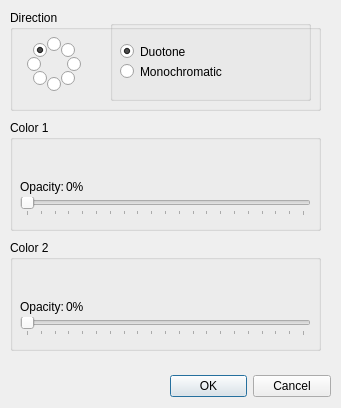
The window that src/gradientdialog.ui (PhotoFlare/photoflare) describes before a commit, drawn with Qt 5.
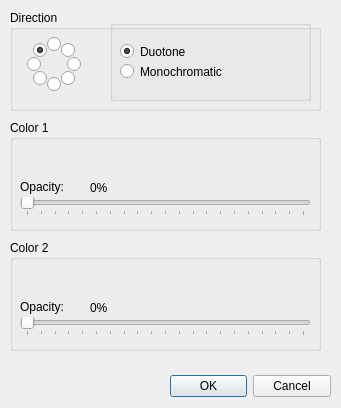
The same window after the commit. Custom widgets are drawn as their Qt base class.

Diff of the .ui file:
```diff
--- a/src/gradientdialog.ui
+++ b/src/gradientdialog.ui
@@ -232,7 +232,7 @@
       <rect>
        <x>10</x>
        <y>43</y>
-       <width>131</width>
+       <width>141</width>
        <height>17</height>
       </rect>
      </property>
@@ -269,7 +269,7 @@
      <rect>
       <x>10</x>
       <y>59</y>
-      <width>51</width>
+      <width>61</width>
       <height>16</height>
      </rect>
     </property>
@@ -280,8 +280,8 @@
    <widget class="QLabel" name="opacityValue">
     <property name="geometry">
      <rect>
-      <x>56</x>
-      <y>59</y>
+      <x>80</x>
+      <y>60</y>
       <width>51</width>
       <height>16</height>
      </rect>
@@ -343,7 +343,7 @@
      <rect>
       <x>10</x>
       <y>59</y>
-      <width>51</width>
+      <width>61</width>
       <height>16</height>
      </rect>
     </property>
@@ -354,8 +354,8 @@
    <widget class="QLabel" name="opacityValue_2">
     <property name="geometry">
      <rect>
-      <x>56</x>
-      <y>59</y>
+      <x>80</x>
+      <y>60</y>
       <width>51</width>
       <height>16</height>
      </rect>
```
